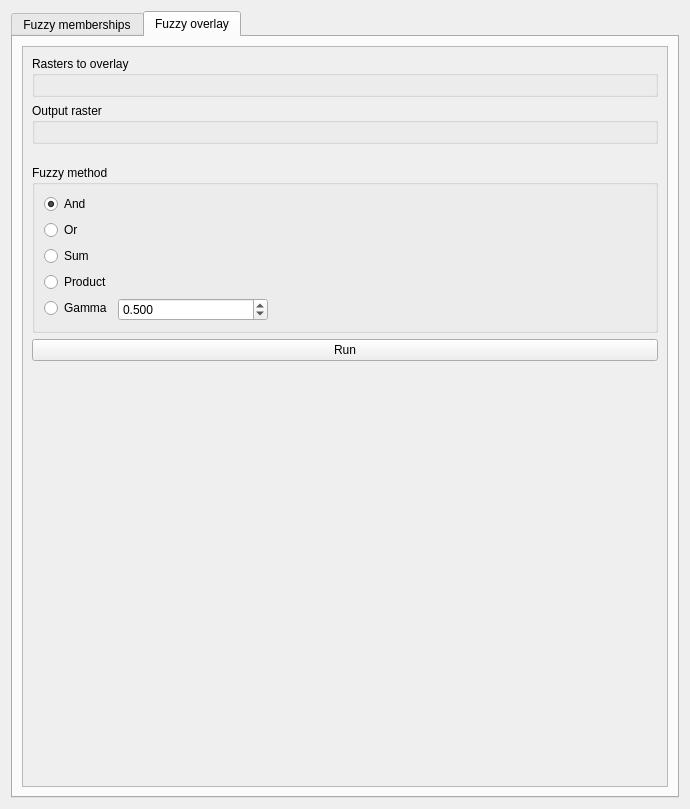
GispoCoding/eis_qgis_plugin, file eis_qgis_plugin/resources/ui/modeling/wizard_fuzzy_modeling.ui: the form before one commit.
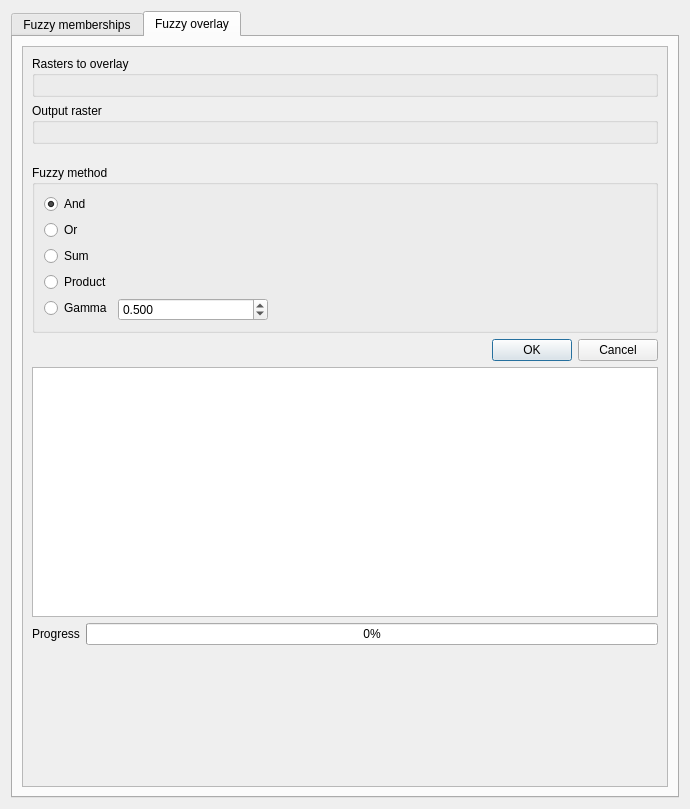
The form after the commit. The open tabs and pages were chosen to show the change. Custom widgets are drawn as their Qt base class.

Commit message: feat, fix(wizard-modeling): fix fuzzy overlay output layer loading, add progress bar, output log, button icons and cancel button

```diff
--- a/eis_qgis_plugin/resources/ui/modeling/wizard_fuzzy_modeling.ui
+++ b/eis_qgis_plugin/resources/ui/modeling/wizard_fuzzy_modeling.ui
@@ -675,12 +675,69 @@
             </widget>
            </item>
            <item>
-            <widget class="QPushButton" name="run_overlay_btn">
-             <property name="text">
-              <string>Run</string>
+            <widget class="QDialogButtonBox" name="button_box_overlay">
+             <property name="standardButtons">
+              <set>QDialogButtonBox::Cancel|QDialogButtonBox::Ok</set>
              </property>
             </widget>
            </item>
+           <item>
+            <layout class="QVBoxLayout" name="verticalLayout_18">
+             <item>
+              <widget class="QTextEdit" name="overlay_log">
+               <property name="sizePolicy">
+                <sizepolicy hsizetype="Expanding" vsizetype="Expanding">
+                 <horstretch>0</horstretch>
+                 <verstretch>0</verstretch>
+                </sizepolicy>
+               </property>
+               <property name="minimumSize">
+                <size>
+                 <width>0</width>
+                 <height>250</height>
+                </size>
+               </property>
+               <property name="maximumSize">
+                <size>
+                 <width>16777215</width>
+                 <height>16777215</height>
+                </size>
+               </property>
+               <property name="autoFormatting">
+                <set>QTextEdit::AutoNone</set>
+               </property>
+               <property name="readOnly">
+                <bool>true</bool>
+               </property>
+               <property name="html">
+                <string>&lt;!DOCTYPE HTML PUBLIC &quot;-//W3C//DTD HTML 4.0//EN&quot; &quot;http://www.w3.org/TR/REC-html40/strict.dtd&quot;&gt;
+&lt;html&gt;&lt;head&gt;&lt;meta name=&quot;qrichtext&quot; content=&quot;1&quot; /&gt;&lt;style type=&quot;text/css&quot;&gt;
+p, li { white-space: pre-wrap; }
+&lt;/style&gt;&lt;/head&gt;&lt;body style=&quot; font-family:'Ubuntu'; font-size:11pt; font-weight:400; font-style:normal;&quot;&gt;
+&lt;p style=&quot;-qt-paragraph-type:empty; margin-top:0px; margin-bottom:0px; margin-left:0px; margin-right:0px; -qt-block-indent:0; text-indent:0px;&quot;&gt;&lt;br /&gt;&lt;/p&gt;&lt;/body&gt;&lt;/html&gt;</string>
+               </property>
+              </widget>
+             </item>
+             <item>
+              <layout class="QHBoxLayout" name="progress_layout">
+               <item>
+                <widget class="QLabel" name="overlay_progress_label">
+                 <property name="text">
+                  <string>Progress</string>
+                 </property>
+                </widget>
+               </item>
+               <item>
+                <widget class="QProgressBar" name="overlay_progress_bar">
+                 <property name="value">
+                  <number>0</number>
+                 </property>
+                </widget>
+               </item>
+              </layout>
+             </item>
+            </layout>
+           </item>
            <item>
             <spacer name="verticalSpacer">
              <property name="orientation">
```
Left out of the diff: 43 changed lines with no effect on the pictures. The commit also changes 2 other files.
